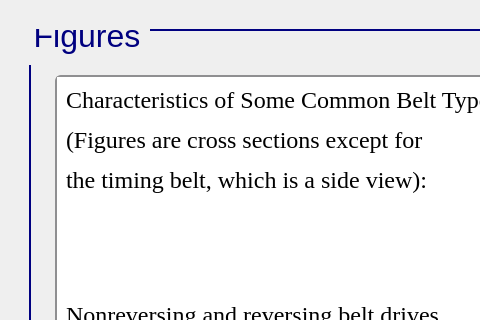
Before: the Qt Designer form ui/belt_torque.ui in Ah00ra/HNNS, drawn with Qt 5; both pictures show x 0 to 480 and y 0 to 320 of the 900 by 930 pixel window.
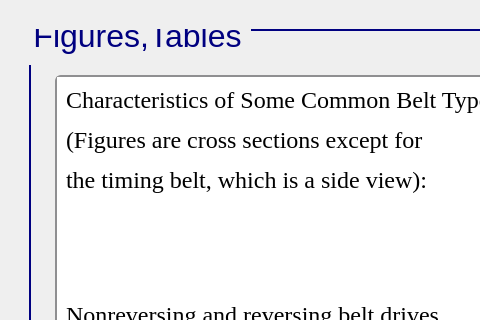
After: the same form once the commit is applied. Icons and pictures are not drawn.

```diff
--- a/ui/belt_torque.ui
+++ b/ui/belt_torque.ui
@@ -192,7 +192,7 @@
 </string>
       </property>
       <property name="title">
-       <string>Figures</string>
+       <string>Figures,Tables</string>
       </property>
       <layout class="QGridLayout" name="gridLayout_2">
        <item row="0" column="1">
```
Left out of the diff: 40 changed lines with no effect on the pictures.
